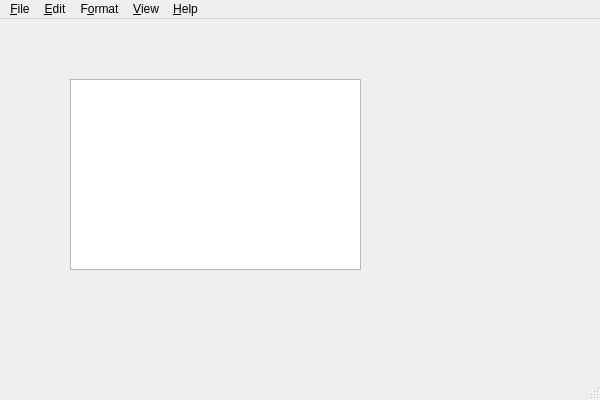
Before: the Qt Designer form MainWindow.ui in andrewrk/Secure-WordVault, drawn with Qt 5.
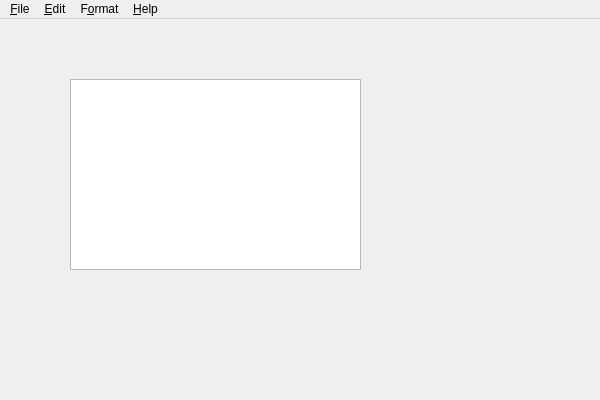
After: the same form once the commit is applied.

Commit message: status bar is gone

```diff
--- a/MainWindow.ui
+++ b/MainWindow.ui
@@ -81,12 +81,6 @@
     </property>
     <addaction name="actionWordWrap"/>
    </widget>
-   <widget class="QMenu" name="menu_View">
-    <property name="title">
-     <string>&amp;View</string>
-    </property>
-    <addaction name="actionStatusBar"/>
-   </widget>
    <widget class="QMenu" name="menu_Help">
     <property name="title">
      <string>&amp;Help</string>
@@ -96,10 +90,8 @@
    <addaction name="menu_File"/>
    <addaction name="menu_Edit"/>
    <addaction name="menu_Format"/>
-   <addaction name="menu_View"/>
    <addaction name="menu_Help"/>
   </widget>
-  <widget class="QStatusBar" name="statusBar"/>
   <action name="actionNew">
    <property name="text">
     <string>&amp;New</string>
```
Left out of the diff: 11 changed lines with no effect on the pictures. The commit also changes 2 other files.
